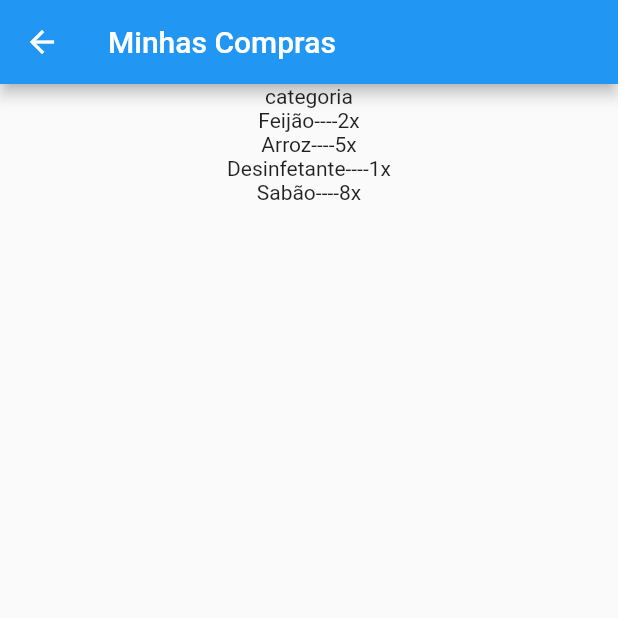
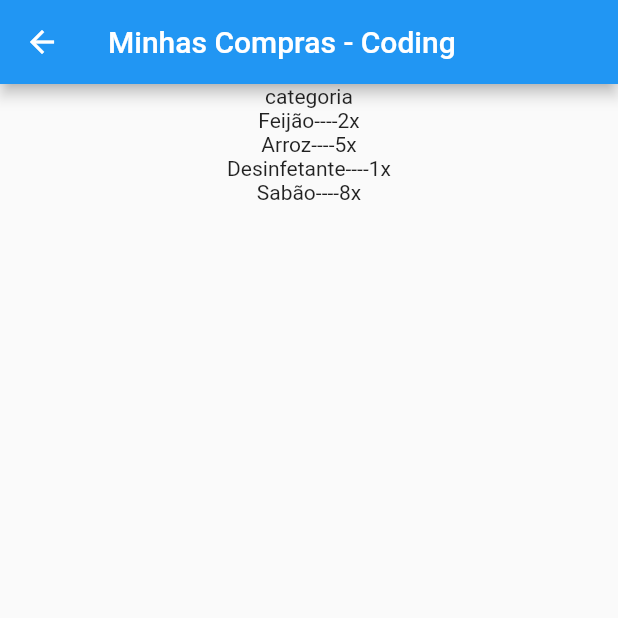
Before and after one commit to owarleysouza/S-Compras, a Flutter app: the TelaInicial screen opened directly, on a phone screen of 412 x 824 dp, the top half of it. Run offline on Flutter 3.47's test engine with Material 2 defaults, Android fonts, the phone set to English and light mode, and no system bars.

Commit message:
Pequena alteracao feita no titulo da tela inicial para eu saber em qual branch estou trabalhando

```diff
--- a/lib/views/telaInicial.dart
+++ b/lib/views/telaInicial.dart
@@ -32,7 +32,7 @@ class _TelaInicialState extends State<TelaInicial> {
   Widget build(BuildContext context) {
     return Scaffold(
       appBar: AppBar(
-        title: Text("Minhas Compras"),
+        title: Text("Minhas Compras - Coding"),
       ),
       body: temProdutonaLista
           ? SingleChildScrollView(
```
